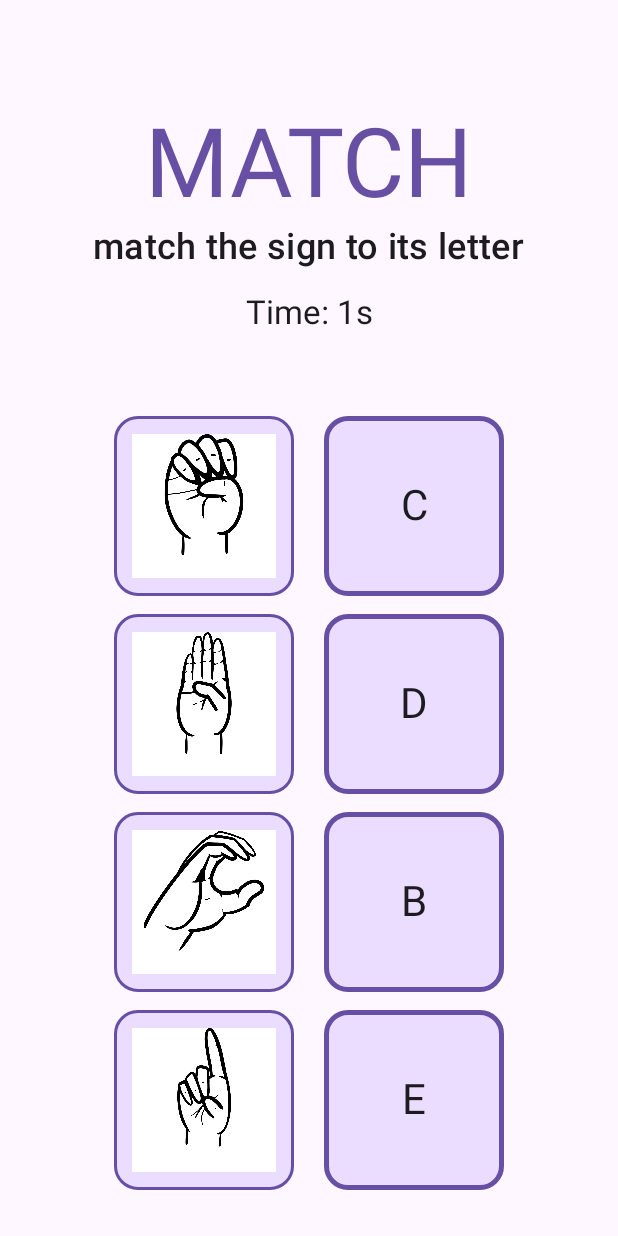
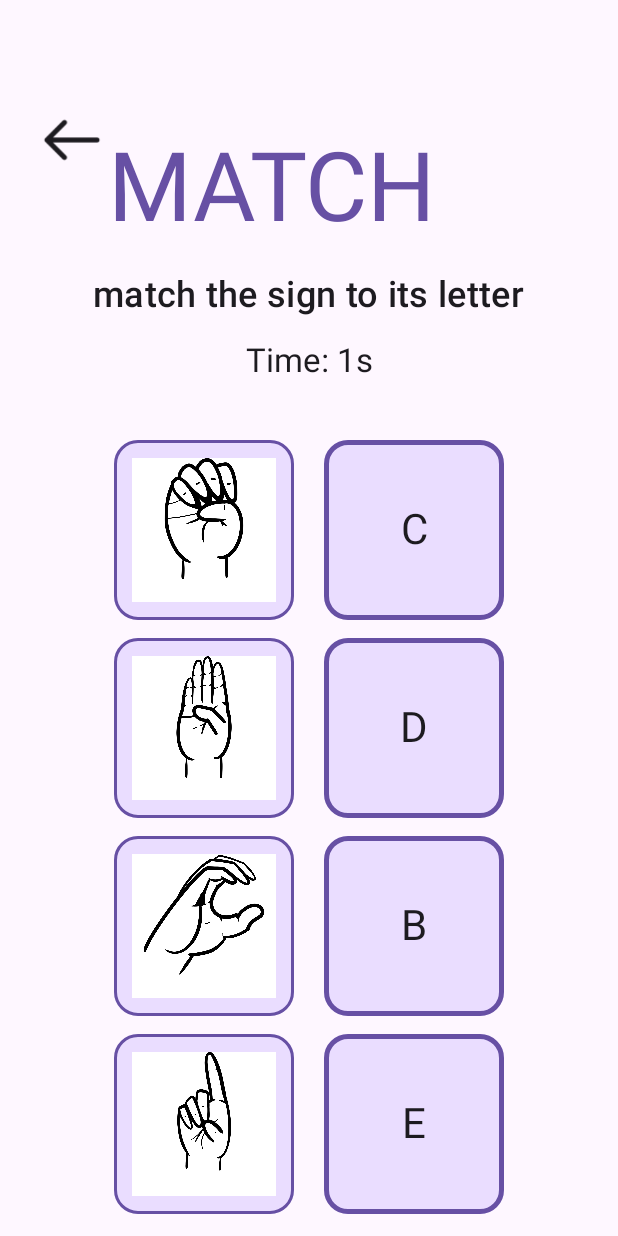
Before and after one commit to nicoxeye/ASL-Learning-App, an Android app built with Jetpack Compose: the MatchActivity screen opened directly, with no data from a screen before it, on a phone screen of 412 x 824 dp. Run offline under Robolectric (Android 15) with nearby library versions, the phone set to English and light mode, and no system bars.

Commit message:
custom win pop up message + go back button
- if player wins dialog shows with seconds and two buttons: go back (to main screen) or play again (which opens a new game of match)
- going back to main screen button in the top left corner :]

```diff
--- a/app/src/main/java/com/project/learnasl/MatchActivity.kt
+++ b/app/src/main/java/com/project/learnasl/MatchActivity.kt
@@ -1,5 +1,6 @@
 package com.project.learnasl
 
+import android.content.Intent
 import com.project.learnasl.match.MatchGame
 import android.os.Bundle
 import androidx.activity.ComponentActivity
@@ -27,7 +28,21 @@ class MatchActivity : ComponentActivity() {
                 ) {
                     // hardcoded number of pairs for now to nicely fit the screen, will probably change it with difficulties?
                     val gameAslPairs = allAslPairs.shuffled().take(4)
-                    MatchGame(gameAslPairs)
+                    MatchGame(gameAslPairs,
+                        // TODO: update this with the helper functions in utils
+                        // go back to main screen
+                        onBackClick =  {
+                            finish()
+                            val intent = Intent(this, MainActivity::class.java)
+                            startActivity(intent)
+                                       },
+                        //reset
+                        onNewGame = {
+                            finish()
+                            val intent = Intent(this, MatchActivity::class.java)
+                            startActivity(intent)
+                                    }
+                    )
                 }
             }
         }
--- a/app/src/main/java/com/project/learnasl/match/MatchGameScreen.kt
+++ b/app/src/main/java/com/project/learnasl/match/MatchGameScreen.kt
@@ -4,10 +4,14 @@ import androidx.compose.foundation.layout.Arrangement
 import androidx.compose.foundation.layout.Column
 import androidx.compose.foundation.layout.Row
 import androidx.compose.foundation.layout.fillMaxSize
+import androidx.compose.foundation.layout.fillMaxWidth
 import androidx.compose.foundation.layout.padding
+import androidx.compose.material3.Icon
+import androidx.compose.material3.IconButton
 import androidx.compose.material3.MaterialTheme
 import androidx.compose.material3.Text
 import androidx.compose.runtime.Composable
+import androidx.compose.runtime.LaunchedEffect
 import androidx.compose.runtime.getValue
 import androidx.compose.runtime.mutableIntStateOf
 import androidx.compose.runtime.mutableStateOf
@@ -15,14 +19,16 @@ import androidx.compose.runtime.remember
 import androidx.compose.runtime.setValue
 import androidx.compose.ui.Alignment
 import androidx.compose.ui.Modifier
+import androidx.compose.ui.res.painterResource
 import androidx.compose.ui.unit.dp
 import androidx.compose.ui.unit.sp
+import com.project.learnasl.R
 import com.project.learnasl.match.data.AslPair
 import kotlin.collections.plus
 
-//TODO: do functions to make this code readable...
+
 @Composable
-fun MatchGame(pairs: List<AslPair>) {
+fun MatchGame(pairs: List<AslPair>, onBackClick: () -> Unit, onNewGame: () -> Unit) {
     // remembers the selected (clicked) image and label by the user
     var selectedImage by remember { mutableStateOf<AslPair?>(null) }
     var selectedLabel by remember { mutableStateOf<String?>(null) }
@@ -36,6 +42,9 @@ fun MatchGame(pairs: List<AslPair>) {
     val shuffledImages = remember { pairs.shuffled() }
     val shuffledLabels = remember { pairs.map { it.label }.shuffled() }
 
+    // to control the dialog showing
+    var showDialog by remember { mutableStateOf(false) }
+
     Column(
         modifier = Modifier
             .fillMaxSize()
@@ -47,14 +56,47 @@ fun MatchGame(pairs: List<AslPair>) {
         Column(
             horizontalAlignment = Alignment.CenterHorizontally
         ) {
-            TitleText()
+
+            Row(
+                modifier = Modifier
+                    .fillMaxWidth()
+                    .padding(16.dp),
+                verticalAlignment = Alignment.CenterVertically
+            ) {
+                IconButton(onClick = { onBackClick() }) {
+                    Icon(
+                        painter = painterResource(R.drawable.go_back),
+                        contentDescription = "Go back button",
+                        tint = MaterialTheme.colorScheme.onBackground,
+                    )
+                }
+
+                Text(
+                    text = "MATCH",
+                    style = MaterialTheme.typography.headlineLarge,
+                    fontSize = 64.sp,
+                    color = MaterialTheme.colorScheme.primary,
+                    modifier = Modifier.padding(top = 64.dp)
+                )
+            }
+
+            Text(
+                text = "match the sign to its letter",
+                style = MaterialTheme.typography.titleMedium,
+                modifier = Modifier.padding(top = 4.dp),
+                fontSize = 24.sp,
+                color = MaterialTheme.colorScheme.onBackground
+            )
+
+
             GameTimer(
                 isRunning = isRunning,
                 modifier = Modifier.padding(top = 16.dp)
             ) {
-                    seconds ->
+                seconds ->
                 finalTime = seconds
             }
+
         }
 
         Row(
@@ -134,47 +176,25 @@ fun MatchGame(pairs: List<AslPair>) {
 
         }
 
-        // temporary;
-        // TODO: to show the puzzle is solved, do a custom pop up and option to restart or go back
-        Row(
-            horizontalArrangement = Arrangement.Center,
-            verticalAlignment = Alignment.CenterVertically
-        ) {
+
+        // custom pop up when game is won
+
+        // updates happen outside composition in a launched effect so updating these variables won't cause bugs now
+        LaunchedEffect(solved.size) {
             if (solved.size == pairs.size) {
                 // stopping the timer
                 isRunning = false
+                showDialog = true
+            }
+        }
 
-                Text(
-                    text = "Solved in ${finalTime}s!",
-                    Modifier.padding(8.dp),
-                    color = MaterialTheme.colorScheme.secondary,
-                    style = MaterialTheme.typography.labelLarge
-                )
-            }
+        if (showDialog) {
+            MatchWinDialog(
+                onDismiss = { onBackClick() },
+                onConfirm = { onNewGame() },
+                elapsedTime = finalTime
+            )
         }
 
     }
 }
-
-
-// @Preview(showBackground = true)
-@Composable
-fun TitleText() {
-
-    Text(
-        text = "MATCH",
-        style = MaterialTheme.typography.headlineLarge,
-        fontSize = 64.sp,
-        color = MaterialTheme.colorScheme.primary,
-        modifier = Modifier.padding(top = 64.dp)
-    )
-
-    Text(
-        text = "match the sign to its letter",
-        style = MaterialTheme.typography.titleMedium,
-        modifier = Modifier.padding(top = 4.dp),
-        fontSize = 24.sp,
-        color = MaterialTheme.colorScheme.onBackground
-    )
-
-}
```
Also changed, not shown: app/src/main/java/com/project/learnasl/match/MatchWinDialog.kt (added, +114 -0 lines), 1 other file.
